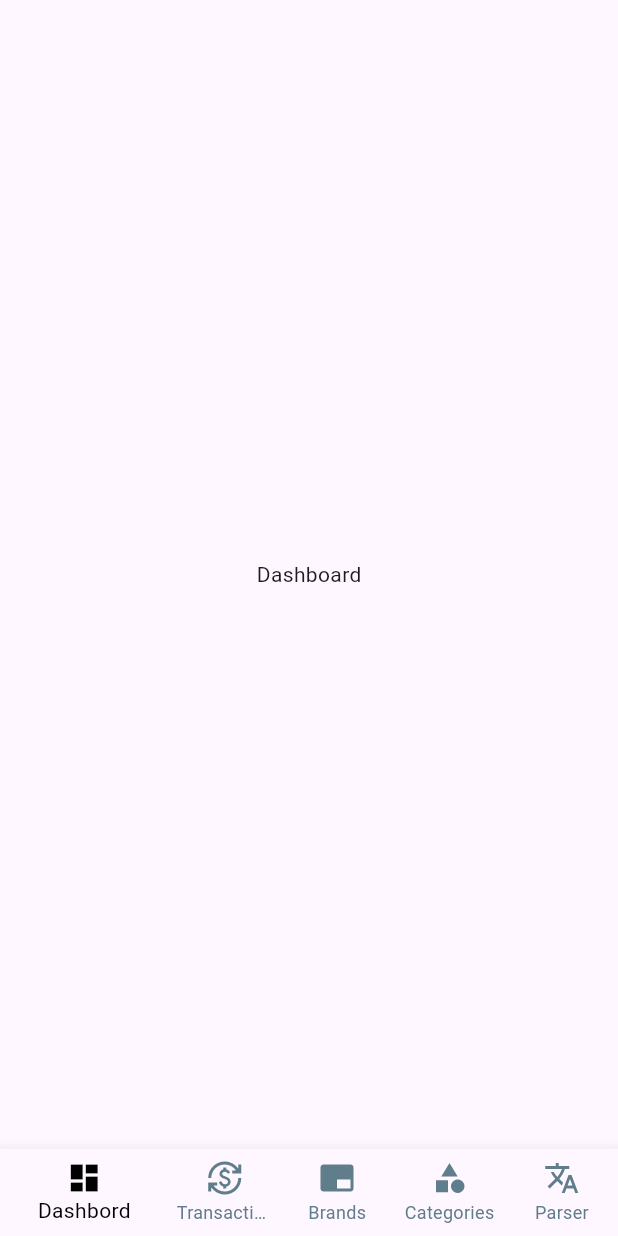
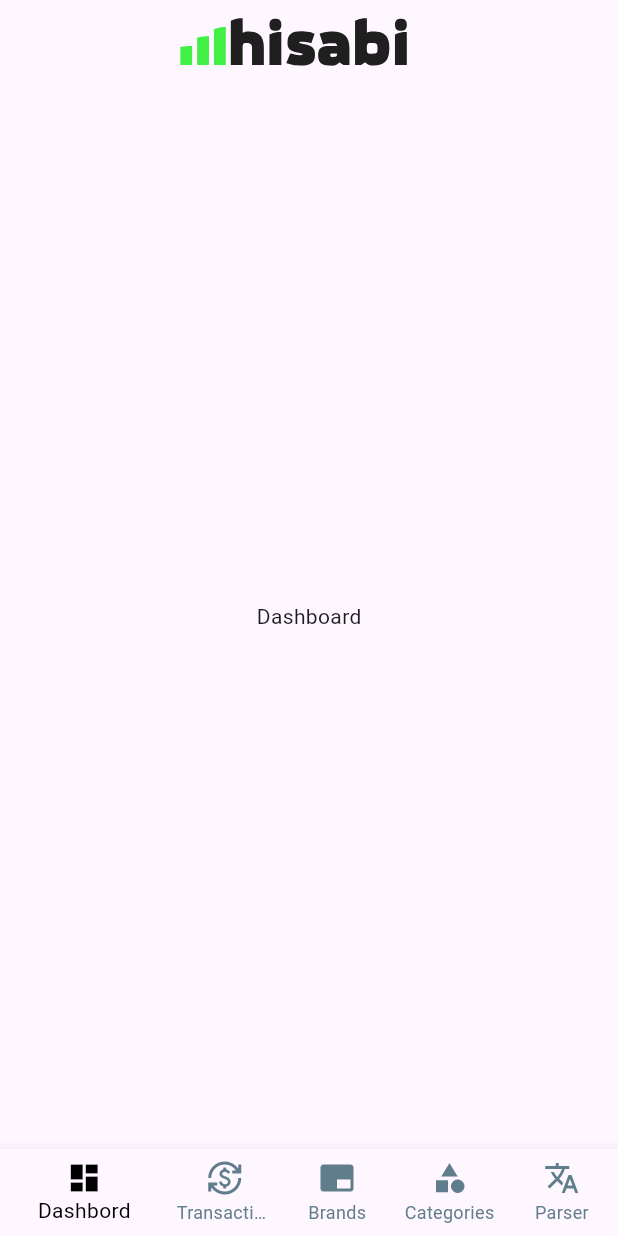
Before and after one commit to hisabi-app/hisabi-mobile, a Flutter app: the screen it shows after launch, on a phone screen of 412 x 824 dp. Run offline on Flutter 3.47's test engine with Material 3 defaults, Android fonts, the phone set to English and light mode, and no system bars; our stand-ins replace equatable, flutter_svg; missing offline and left inert: telephony.

Commit message:
Added the logo to the App Bar
Added the logo to the App Bar
 P. S. this is temporary, will fix the aesthetics later.

```diff
--- a/lib/presentation/pages/home_page.dart
+++ b/lib/presentation/pages/home_page.dart
@@ -4,6 +4,7 @@ import 'package:cashify_mobile_flutter/presentation/pages/dashboard_page.dart';
 import 'package:cashify_mobile_flutter/presentation/pages/sms_parser.dart';
 import 'package:cashify_mobile_flutter/presentation/pages/transactions_page.dart';
 import 'package:flutter/material.dart';
+import 'package:flutter_svg/flutter_svg.dart';
 
 class HomePage extends StatefulWidget {
   @override
@@ -42,7 +43,14 @@ class _HomePageState extends State<HomePage> {
 
   @override
   Widget build(BuildContext context) {
+    final height = MediaQuery.of(context).size.height;
+    final width = MediaQuery.of(context).size.width;
+    final logo = SvgPicture.asset(
+      height: height,
+      'assets/logo.svg',
+    );
     return Scaffold(
+      appBar: AppBar(leadingWidth: width * 0.95, leading: logo),
       bottomNavigationBar: BottomNavigationBar(
         items: navigationBarItems,
         showUnselectedLabels: true,
--- a/lib/presentation/pages/sms_parser.dart
+++ b/lib/presentation/pages/sms_parser.dart
@@ -26,15 +26,15 @@ class SMSParserPage extends StatelessWidget {
       child: Column(
         children: [
           SizedBox(
-            height: height * 0.1,
+            height: height * 0.05,
           ),
           const Text("SMS Parser"),
           SizedBox(
-            height: height * 0.1,
+            height: height * 0.05,
           ),
           const Text("Lets try importing SMS for a start"),
           SizedBox(
-            height: height * 0.1,
+            height: height * 0.05,
           ),
           Expanded(
             child: FutureBuilder(
```
Also changed, not shown: pubspec.yaml (+8 -2 lines), assets/logo.svg (added), pubspec.lock.
